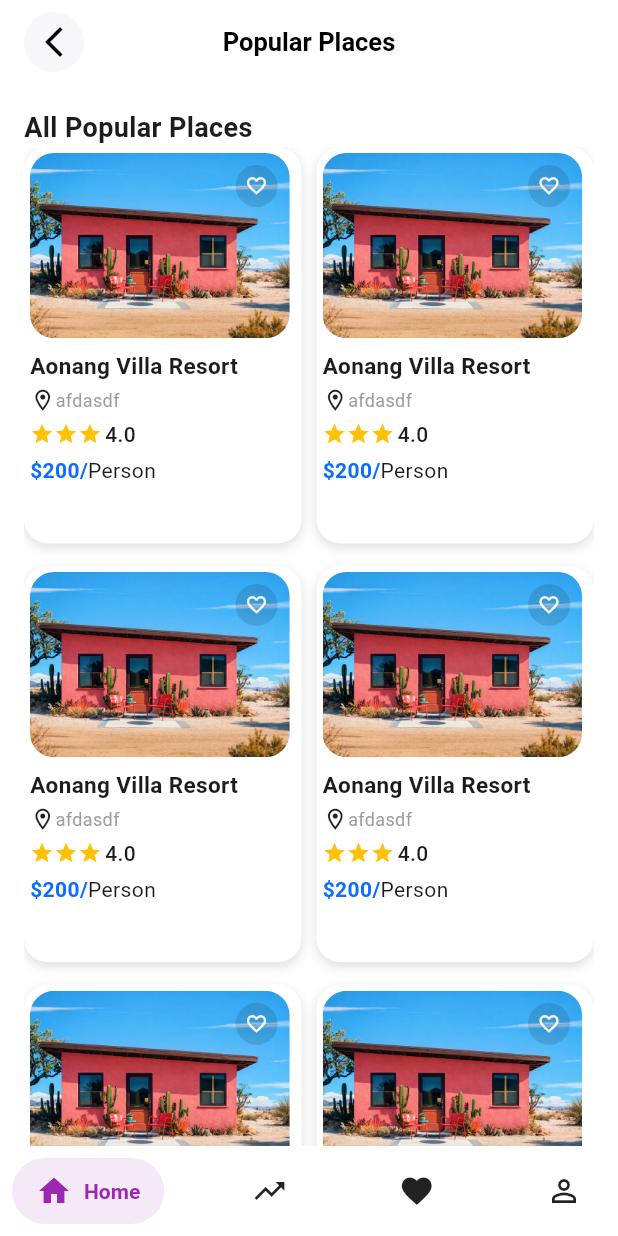
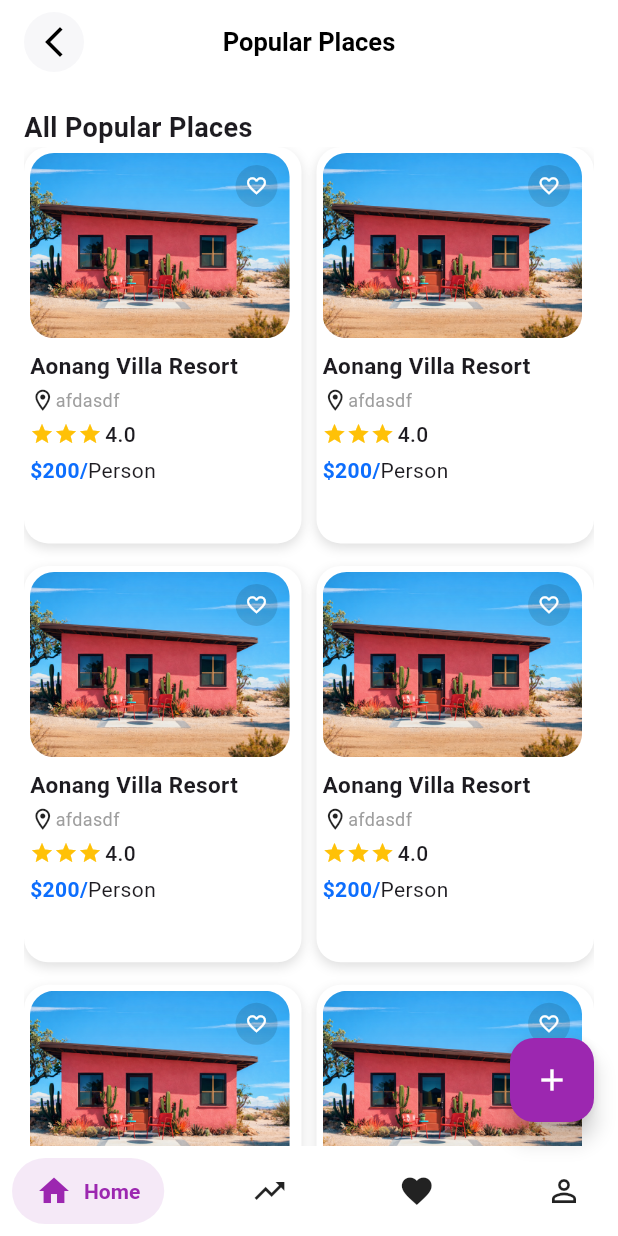
Before and after one commit to NadyAlwazah/flutter-task06-travel-app-beg, a Flutter app: the BottomBarLayout screen opened by its route, on a phone screen of 412 x 824 dp. Run offline on Flutter 3.47's test engine with Material 3 defaults, Android fonts, the phone set to English and light mode, and no system bars; drawn by our look-alikes of salomon_bottom_bar; our stand-ins replace firebase_core, flutter_svg, go_router; accounts and stored records are empty.

Commit message:
feat(navigation): add Home-only FloatingActionButton to BottomBarLayout

```diff
--- a/lib/features/bottom_bar_layout/presentation/views/bottom_bar_layout.dart
+++ b/lib/features/bottom_bar_layout/presentation/views/bottom_bar_layout.dart
@@ -30,6 +30,14 @@ class _BottomBarLayoutState extends State<BottomBarLayout> {
     return Scaffold(
       backgroundColor: AppColors.backgroundColor,
       body: _buildScreens()[currentIndex],
+      floatingActionButton: currentIndex == 0
+          ? FloatingActionButton(
+              onPressed: () {},
+              backgroundColor: Colors.purple,
+              child: const Icon(Icons.add, color: Colors.white),
+            )
+          : null,
+
       bottomNavigationBar: SalomonBottomBar(
         currentIndex: currentIndex,
         onTap: (index) => setState(() => currentIndex = index),
```
